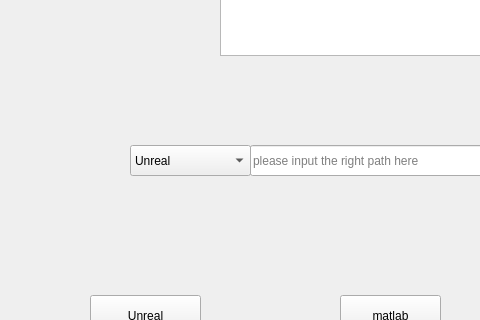
Before: the Qt Designer form Setting_Path/Setting_path.ui in ChosenOne959/SPBA, drawn with Qt 5; both pictures show x 0 to 480 and y 124 to 444 of the 788 by 618 pixel window.
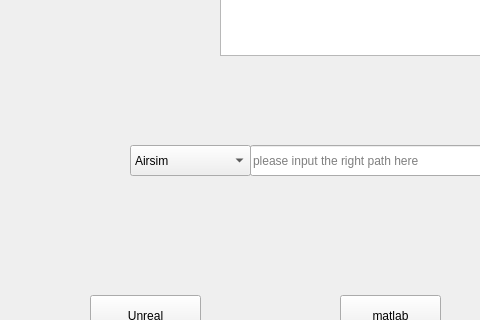
After: the same form once the commit is applied.

Diff of the .ui file:
```diff
--- a/Setting_Path/Setting_path.ui
+++ b/Setting_Path/Setting_path.ui
@@ -80,11 +80,6 @@
       <height>31</height>
      </rect>
     </property>
-    <item>
-     <property name="text">
-      <string extracomment="Unreal Path">Unreal</string>
-     </property>
-    </item>
     <item>
      <property name="text">
       <string>Airsim</string>
```
Left out of the diff: 10 changed lines with no effect on the pictures.
